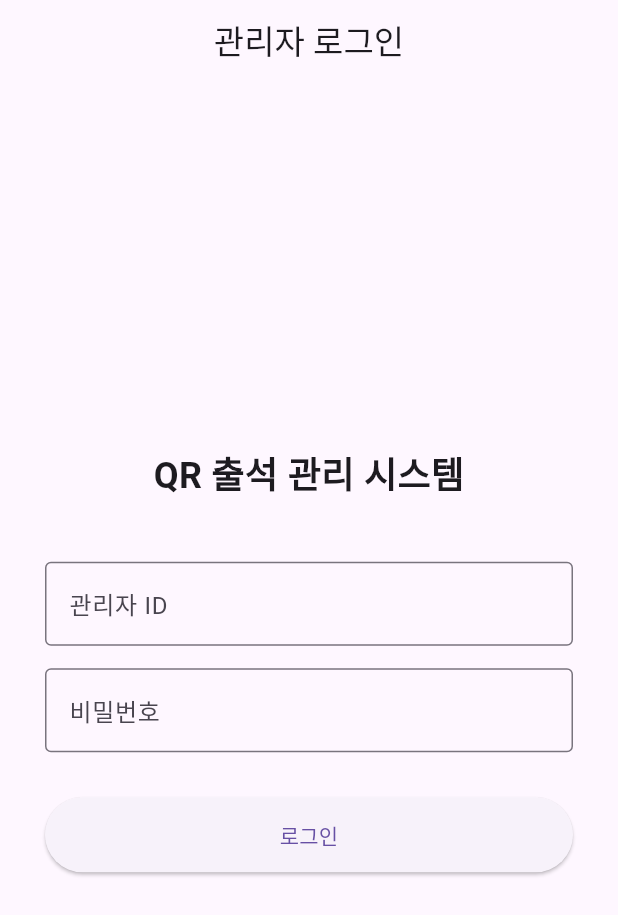
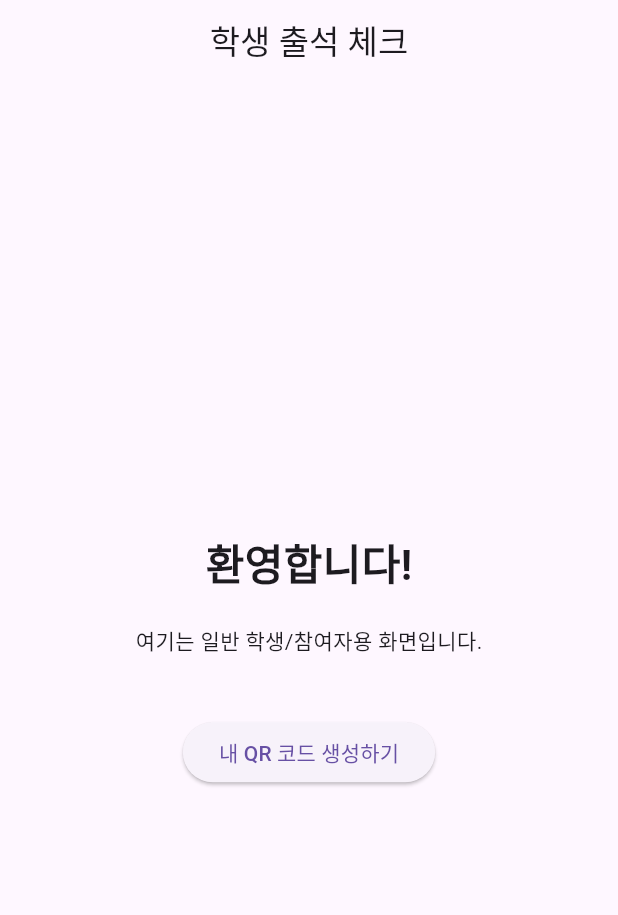
Before and after one commit to ahnsihyun000/QR-Attendance-Manager, a Flutter app: the screen it shows after launch, on a phone screen of 412 x 824 dp. Shown: the top 915 px of the screen. Run offline on Flutter 3.47's test engine with Material 3 defaults, Android fonts, the phone set to English and light mode, and no system bars; our stand-ins replace cloud_firestore, firebase_core; missing offline and left inert: mobile_scanner; accounts and stored records are empty.

Commit message:
0330 11:11 까지 폴더 정리

```diff
--- a/lib/screens/login_screen.dart
+++ b/lib/screens/login_screen.dart
@@ -1,78 +1,63 @@
 import 'package:flutter/material.dart';
-import '../main.dart'; // 로그인 성공 시 이동할 화면이 있는 파일
+// 관리자 로그인 화면이 있는 파일을 불러옵니다 (경로는 팀장님 폴더 구조에 맞게 수정하세요!)
+import 'admin_dashboard.dart';
 
-class LoginScreen extends StatefulWidget {
+class LoginScreen extends StatelessWidget {
   const LoginScreen({super.key});
-
-  @override
-  State<LoginScreen> createState() => _LoginScreenState();
-}
-
-class _LoginScreenState extends State<LoginScreen> {
-  // 아이디와 비번을 입력받는 상자의 "컨트롤러"입니다.
-  final TextEditingController idController = TextEditingController();
-  final TextEditingController pwController = TextEditingController();
-
-  void _tryLogin() {
-    // 캡스톤 시연용 계정 설정 (나중에 바꿀 수 있어요!)
-    if (idController.text == "admin" && pwController.text == "1234") {
-      // 로그인 성공! 스캐너 화면으로 이동 (뒤로가기 방지용 pushReplacement)
-      Navigator.pushReplacement(
-        context,
-        MaterialPageRoute(
-          builder: (context) => AdminHomePage(),
-        ), // QRScannerScreen이 아니라 AdminHomePage로!
-      );
-    } else {
-      // 로그인 실패! 메시지 띄우기
-      ScaffoldMessenger.of(
-        context,
-      ).showSnackBar(const SnackBar(content: Text("ID 또는 비밀번호가 틀렸습니다.")));
-    }
-  }
 
   @override
   Widget build(BuildContext context) {
     return Scaffold(
-      appBar: AppBar(title: const Text("관리자 로그인"), centerTitle: true),
-      body: Padding(
-        padding: const EdgeInsets.all(30.0),
+      appBar: AppBar(title: const Text("학생 출석 체크"), centerTitle: true),
+      body: Stack(
+        children: [
+          // 1. 일반 학생들을 위한 메인 화면 (민수 님이 앞으로 꾸밀 공간)
+          Center(
             child: Column(
               mainAxisAlignment: MainAxisAlignment.center,
               children: [
                 const Text(
-              "QR 출석 관리 시스템",
-              style: TextStyle(fontSize: 24, fontWeight: FontWeight.bold),
+                  "환영합니다!",
+                  style: TextStyle(fontSize: 28, fontWeight: FontWeight.bold),
                 ),
+                const SizedBox(height: 20),
+                const Text("여기는 일반 학생/참여자용 화면입니다."),
                 const SizedBox(height: 40),
-            TextField(
-              controller: idController,
-              decoration: const InputDecoration(
-                labelText: "관리자 ID",
-                border: OutlineInputBorder(),
+                ElevatedButton(
+                  onPressed: () {
+                    // TODO: 나중에 고유 QR 생성이나 정보 입력 로직 연결
+                  },
+                  child: const Text("내 QR 코드 생성하기"),
+                ),
+              ],
             ),
           ),
-            const SizedBox(height: 15),
-            TextField(
-              controller: pwController,
-              decoration: const InputDecoration(
-                labelText: "비밀번호",
-                border: OutlineInputBorder(),
+
+          // 2. 🕵️‍♂️ 오른쪽 아래 숨겨진 관리자 로그인 버튼 (이스터에그)
+          Positioned(
+            bottom: 0,
+            right: 0,
+            child: GestureDetector(
+              // 버튼을 두 번 연속으로 따닥! 눌러야 넘어가게 안전장치 설정
+              onDoubleTap: () {
+                Navigator.push(
+                  context,
+                  MaterialPageRoute(
+                    builder: (context) =>
+                        const AdminLoginScreen(), // admin_dashboard.dart 안에 있는 클래스
                   ),
-              obscureText: true, // 비번 안 보이게 별표 처리
+                );
+              },
+              child: Container(
+                width: 80,
+                height: 80,
+                color: Colors
+                    .transparent, // 👈 투명해서 눈에 안 보임! (개발 중엔 Colors.red 등으로 바꿔서 확인하세요)
               ),
-            const SizedBox(height: 30),
-            SizedBox(
-              width: double.infinity,
-              height: 50,
-              child: ElevatedButton(
-                onPressed: _tryLogin,
-                child: const Text("로그인"),
             ),
           ),
         ],
       ),
-      ),
     );
   }
 }
```
Also changed, not shown: lib/screens/admin_dashboard.dart (added, +75 -0 lines), lib/screens/pre_registration_list.dart (added), lib/screens/user_dashboard.dart (added). Lines whose indentation alone changed are shown as unchanged.
